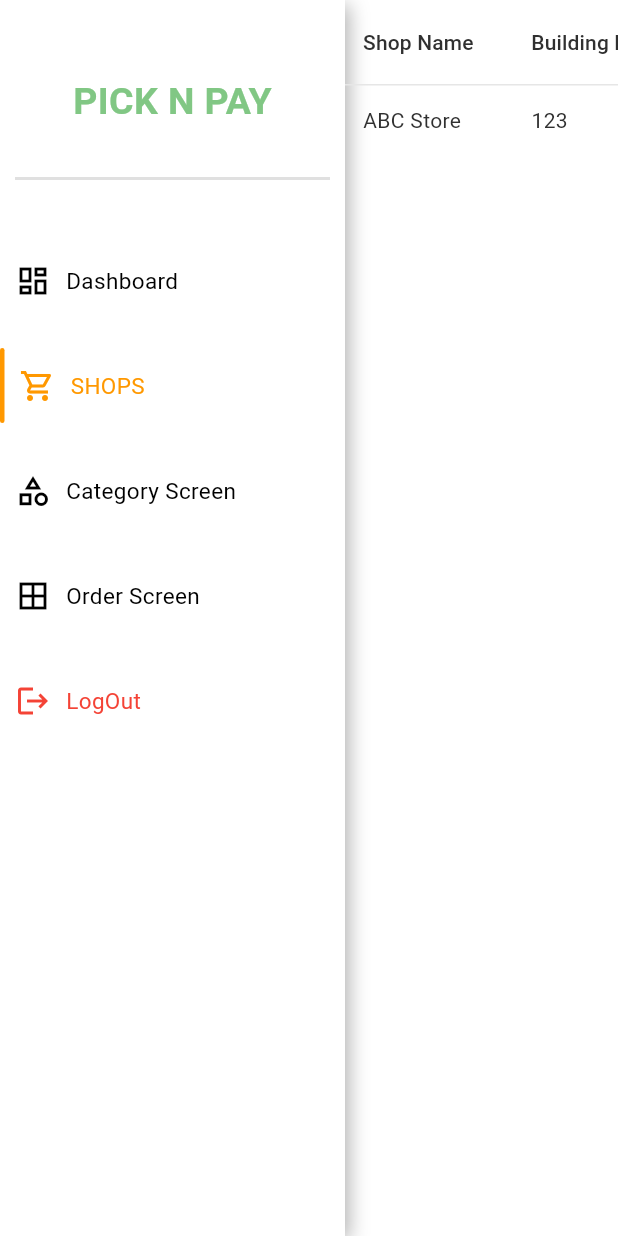
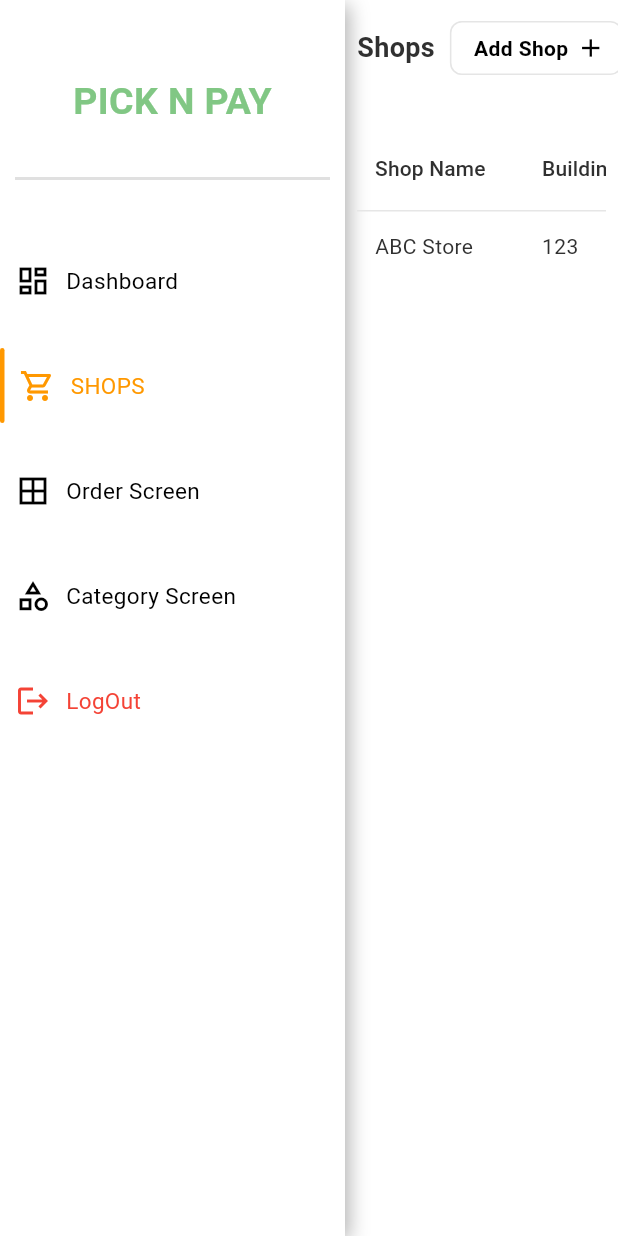
Before and after one commit to MUHAAD-VP/PICK_N_PAY_admin, a Flutter app: the HomeScreen screen opened directly, after a tap on "SHOPS", on a phone screen of 412 x 824 dp. Run offline on Flutter 3.47's test engine with Material 3 defaults, Android fonts, the phone set to English and light mode, and no system bars; drawn by our look-alikes of data_table_2; our stand-ins replace bloc, file_picker, flutter_bloc, logger, supabase_flutter; accounts and stored records are empty; Roboto replaces fonts that are missing (GeneralSans).

Commit message:
some ui changes

```diff
--- a/lib/features/home/home_screen.dart
+++ b/lib/features/home/home_screen.dart
@@ -97,6 +97,19 @@
                   const SizedBox(height: 20),
                   CustomDrawerItem(
                     iconColor:
+                        tabController.index == 3 ? Colors.orange : Colors.black,
+                    textColor:
+                        tabController.index == 3 ? Colors.orange : Colors.black,
+                    isSelected: tabController.index == 3,
+                    title: 'Order Screen',
+                    icon: Icons.border_all,
+                    ontap: () {
+                      tabController.animateTo(3);
+                    },
+                  ),
+                  const SizedBox(height: 20),
+                  CustomDrawerItem(
+                    iconColor:
                         tabController.index == 2 ? Colors.orange : Colors.black,
                     textColor:
                         tabController.index == 2 ? Colors.orange : Colors.black,
@@ -105,19 +118,6 @@
                     icon: Icons.category_outlined,
                     ontap: () {
                       tabController.animateTo(2);
-                    },
-                  ),
-                  const SizedBox(height: 20),
-                  CustomDrawerItem(
-                    iconColor:
-                        tabController.index == 3 ? Colors.orange : Colors.black,
-                    textColor:
-                        tabController.index == 3 ? Colors.orange : Colors.black,
-                    isSelected: tabController.index == 3,
-                    title: 'Order Screen',
-                    icon: Icons.border_all,
-                    ontap: () {
-                      tabController.animateTo(3);
                     },
                   ),
                   const SizedBox(height: 20),
@@ -161,8 +161,8 @@
               children: const [
                 DashboardScreen(),
                 ShopScreen(),
+                OrderScreen(),
                 CategoryScreen(),
-                OrderScreen(),
               ],
             ),
           ),
--- a/lib/features/login/login_screeen.dart
+++ b/lib/features/login/login_screeen.dart
@@ -107,7 +107,6 @@
                         CustomTextFormField(
                             labelText: 'Password',
                             controller: _passwordController,
-                            suffixIconData: Icons.visibility,
                             validator: notEmptyValidator),
                         const SizedBox(height: 40),
                         CustomButton(
--- a/lib/features/shop/shop_screen.dart
+++ b/lib/features/shop/shop_screen.dart
@@ -1,15 +1,47 @@
 import 'package:data_table_2/data_table_2.dart';
 import 'package:flutter/material.dart';
+import 'package:pick_n_pay/common_widget/custom_button.dart';
+import 'package:pick_n_pay/common_widget/custom_search.dart';
 
 class ShopScreen extends StatelessWidget {
   const ShopScreen({super.key});
 
   @override
   Widget build(BuildContext context) {
-    return SingleChildScrollView(
+    return Padding(
+      padding: const EdgeInsets.symmetric(horizontal: 8, vertical: 10),
+      child: Column(
+        children: [
+          Row(
+            children: [
+              const Text(
+                'Shops',
+                style: TextStyle(fontSize: 18, fontWeight: FontWeight.bold),
+              ),
+              const Spacer(),
+              Expanded(
+                child: CustomSearch(
+                  onSearch: (value) {
+                    // Implement search functionality
+                  },
+                ),
+              ),
+              const SizedBox(
+                width: 10,
+              ),
+              CustomButton(
+                onPressed: () {},
+                label: 'Add Shop',
+                iconData: Icons.add,
+              )
+            ],
+          ),
+          const SizedBox(height: 30), // Added spacing
+          Expanded(
+            child: SingleChildScrollView(
               scrollDirection: Axis.horizontal,
               child: SizedBox(
-        width: 1300,
+                width: 1290,
                 child: DataTable2(
                   columnSpacing: 12,
                   horizontalMargin: 12,
@@ -44,6 +76,10 @@
                   ],
                 ),
               ),
+            ),
+          ),
+        ],
+      ),
     );
   }
 }
```
Lines whose indentation alone changed are shown as unchanged.
